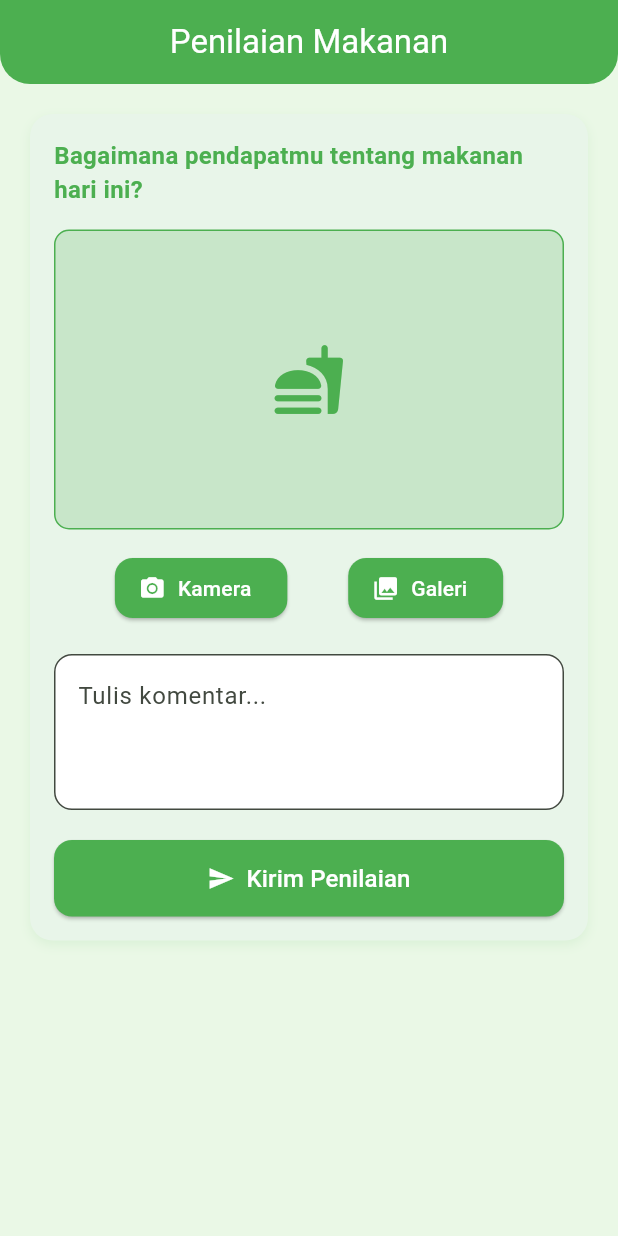
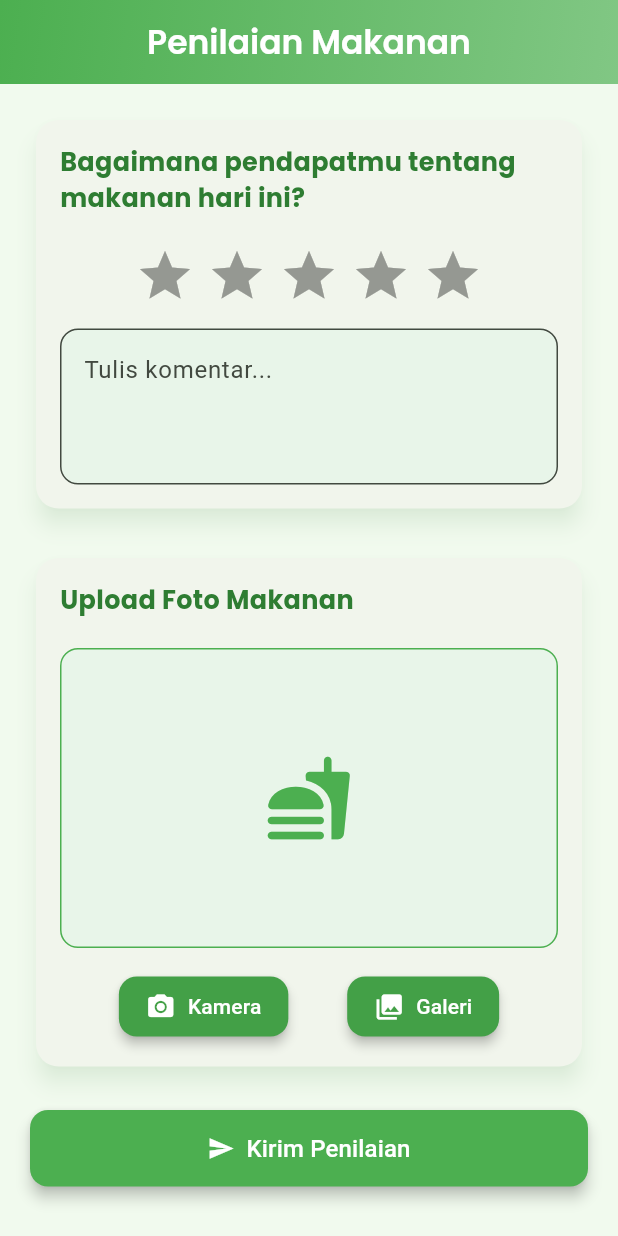
Before and after one commit to Afriyaniwulandari/UTS---Giziku, a Flutter app: the PenilaianPage screen opened directly with empty values, on a phone screen of 412 x 824 dp. Run offline on Flutter 3.47's test engine with Material 3 defaults, Android fonts, the phone set to English and light mode, and no system bars; drawn by our look-alikes of flutter_rating_bar; our stand-ins replace google_fonts, image_picker.

Commit message:
Melakukan penambahan dan pembaruan dependency pada file pubspec.yaml untuk mendukung fitur rating, pengambilan gambar, dan penggunaan font kustom.

```diff
--- a/lib/pages/penilaian_page.dart
+++ b/lib/pages/penilaian_page.dart
@@ -1,6 +1,8 @@
 import 'dart:io';
 import 'package:flutter/material.dart';
 import 'package:image_picker/image_picker.dart';
+import 'package:flutter_rating_bar/flutter_rating_bar.dart';
+import 'package:google_fonts/google_fonts.dart';
 
 class PenilaianPage extends StatefulWidget {
   final Function(Map<String, dynamic>) onKirim;
@@ -12,8 +14,9 @@ class PenilaianPage extends StatefulWidget {
 }
 
 class _PenilaianPageState extends State<PenilaianPage> {
-  final TextEditingController _hasilController = TextEditingController();
+  final TextEditingController _komentarController = TextEditingController();
   File? _gambar;
+  double _rating = 0;
   final ImagePicker _picker = ImagePicker();
 
   Future<void> _ambilGambar(ImageSource source) async {
@@ -22,24 +25,22 @@ class _PenilaianPageState extends State<PenilaianPage> {
       imageQuality: 80,
     );
     if (pickedFile != null) {
-      setState(() {
-        _gambar = File(pickedFile.path);
-      });
+      setState(() => _gambar = File(pickedFile.path));
     }
   }
 
   void _kirimPenilaian() {
-    if (_hasilController.text.isEmpty || _gambar == null) {
+    if (_rating == 0 || _gambar == null || _komentarController.text.isEmpty) {
       ScaffoldMessenger.of(context).showSnackBar(
         const SnackBar(
-          content: Text("Isi hasil dan pilih gambar terlebih dahulu!"),
+          content: Text("Lengkapi penilaian dan upload foto terlebih dahulu!"),
         ),
       );
       return;
     }
 
     final data = {
-      'hasil': _hasilController.text,
+      'hasil': "Rating: $_rating ⭐\nKomentar: ${_komentarController.text}",
       'gambar': _gambar!.path,
       'tanggal': DateTime.now().toString().substring(0, 16),
     };
@@ -47,24 +48,49 @@ class _PenilaianPageState extends State<PenilaianPage> {
     widget.onKirim(data);
 
     setState(() {
-      _hasilController.clear();
+      _rating = 0;
       _gambar = null;
+      _komentarController.clear();
     });
 
-    ScaffoldMessenger.of(context).showSnackBar(
-      const SnackBar(content: Text("Penilaian berhasil dikirim!")),
+    showDialog(
+      context: context,
+      builder: (_) => AlertDialog(
+        shape: RoundedRectangleBorder(borderRadius: BorderRadius.circular(15)),
+        title: const Text("🎉 Terima Kasih!"),
+        content: const Text("Penilaian kamu berhasil dikirim."),
+        actions: [
+          TextButton(
+            onPressed: () => Navigator.pop(context),
+            child: const Text("Tutup", style: TextStyle(color: Colors.green)),
+          ),
+        ],
+      ),
     );
   }
 
   @override
   Widget build(BuildContext context) {
     return Scaffold(
-      backgroundColor: const Color(0xFFEAF8E6),
+      backgroundColor: const Color(0xFFF1FAEE),
       appBar: AppBar(
-        title: const Text("Penilaian Makanan"),
+        title: Text(
+          "Penilaian Makanan",
+          style: GoogleFonts.poppins(
+            color: Colors.white,
+            fontWeight: FontWeight.w600,
+          ),
+        ),
         centerTitle: true,
-        backgroundColor: Colors.green,
-        foregroundColor: Colors.white,
+        flexibleSpace: Container(
+          decoration: const BoxDecoration(
+            gradient: LinearGradient(
+              colors: [Color(0xFF4CAF50), Color(0xFF81C784)],
+              begin: Alignment.topLeft,
+              end: Alignment.bottomRight,
+            ),
+          ),
+        ),
         shape: const RoundedRectangleBorder(
           borderRadius: BorderRadius.vertical(bottom: Radius.circular(20)),
         ),
@@ -73,35 +99,54 @@ class _PenilaianPageState extends State<PenilaianPage> {
         padding: const EdgeInsets.all(20),
         child: Column(
           children: [
-            Container(
-              decoration: BoxDecoration(
-                color: Colors.green[50],
-                borderRadius: BorderRadius.circular(15),
-                boxShadow: [
-                  BoxShadow(
-                    color: Colors.green.withOpacity(0.1),
-                    blurRadius: 6,
-                    offset: const Offset(0, 3),
+            _buildCard(
+              title: "Bagaimana pendapatmu tentang makanan hari ini?",
+              child: Column(
+                children: [
+                  const SizedBox(height: 10),
+                  RatingBar.builder(
+                    initialRating: 0,
+                    minRating: 1,
+                    allowHalfRating: true,
+                    itemCount: 5,
+                    itemPadding: const EdgeInsets.symmetric(horizontal: 4),
+                    itemBuilder: (_, __) =>
+                        const Icon(Icons.star, color: Colors.amber),
+                    onRatingUpdate: (rating) =>
+                        setState(() => _rating = rating),
+                  ),
+                  const SizedBox(height: 15),
+                  TextField(
+                    controller: _komentarController,
+                    maxLines: 3,
+                    decoration: InputDecoration(
+                      hintText: "Tulis komentar...",
+                      filled: true,
+                      fillColor: Colors.green[50],
+                      border: OutlineInputBorder(
+                        borderRadius: BorderRadius.circular(12),
+                        borderSide: const BorderSide(
+                          color: Colors.green,
+                          width: 1,
+                        ),
+                      ),
+                    ),
                   ),
                 ],
               ),
-              padding: const EdgeInsets.all(16),
+            ),
+            const SizedBox(height: 25),
+            _buildCard(
+              title: "Upload Foto Makanan",
               child: Column(
                 children: [
-                  const Text(
-                    "Bagaimana pendapatmu tentang makanan hari ini?",
-                    style: TextStyle(
-                      fontSize: 16,
-                      fontWeight: FontWeight.w600,
-                      color: Colors.green,
-                    ),
-                  ),
-                  const SizedBox(height: 15),
-
-                  // Gambar jika ada
-                  _gambar != null
+                  const SizedBox(height: 10),
+                  AnimatedSwitcher(
+                    duration: const Duration(milliseconds: 400),
+                    child: _gambar != null
                         ? ClipRRect(
-                          borderRadius: BorderRadius.circular(10),
+                            key: ValueKey(_gambar!.path),
+                            borderRadius: BorderRadius.circular(12),
                             child: Image.file(
                               _gambar!,
                               height: 200,
@@ -113,69 +158,33 @@ class _PenilaianPageState extends State<PenilaianPage> {
                             height: 200,
                             width: double.infinity,
                             decoration: BoxDecoration(
-                            color: Colors.green[100],
-                            borderRadius: BorderRadius.circular(10),
+                              color: Colors.green[50],
+                              borderRadius: BorderRadius.circular(12),
                               border: Border.all(color: Colors.green, width: 1),
                             ),
                             child: const Icon(
                               Icons.fastfood_rounded,
                               color: Colors.green,
-                            size: 50,
+                              size: 60,
                             ),
                           ),
-
+                  ),
                   const SizedBox(height: 15),
-
-                  // Tombol ambil gambar
                   Row(
                     mainAxisAlignment: MainAxisAlignment.spaceEvenly,
                     children: [
-                      ElevatedButton.icon(
-                        onPressed: () => _ambilGambar(ImageSource.camera),
-                        icon: const Icon(Icons.camera_alt),
-                        label: const Text("Kamera"),
-                        style: ElevatedButton.styleFrom(
-                          backgroundColor: Colors.green,
-                          foregroundColor: Colors.white,
-                          shape: RoundedRectangleBorder(
-                            borderRadius: BorderRadius.circular(12),
-                          ),
-                        ),
-                      ),
-                      ElevatedButton.icon(
-                        onPressed: () => _ambilGambar(ImageSource.gallery),
-                        icon: const Icon(Icons.photo_library),
-                        label: const Text("Galeri"),
-                        style: ElevatedButton.styleFrom(
-                          backgroundColor: Colors.green,
-                          foregroundColor: Colors.white,
-                          shape: RoundedRectangleBorder(
-                            borderRadius: BorderRadius.circular(12),
-                          ),
-                        ),
+                      _buildButton(Icons.camera_alt, "Kamera", () {
+                        _ambilGambar(ImageSource.camera);
+                      }),
+                      _buildButton(Icons.photo_library, "Galeri", () {
+                        _ambilGambar(ImageSource.gallery);
+                      }),
+                    ],
                   ),
                 ],
               ),
-
-                  const SizedBox(height: 20),
-
-                  // Kolom komentar
-                  TextField(
-                    controller: _hasilController,
-                    decoration: InputDecoration(
-                      hintText: "Tulis komentar...",
-                      filled: true,
-                      fillColor: Colors.white,
-                      border: OutlineInputBorder(
-                        borderRadius: BorderRadius.circular(12),
             ),
-                    ),
-                    maxLines: 3,
-                  ),
-
-                  const SizedBox(height: 20),
-
-                  // Tombol kirim
+            const SizedBox(height: 25),
             SizedBox(
               width: double.infinity,
               child: ElevatedButton.icon(
@@ -186,16 +195,14 @@ class _PenilaianPageState extends State<PenilaianPage> {
                   style: TextStyle(fontSize: 16),
                 ),
                 style: ElevatedButton.styleFrom(
-                        backgroundColor: Colors.green,
+                  backgroundColor: const Color(0xFF4CAF50),
                   foregroundColor: Colors.white,
                   padding: const EdgeInsets.symmetric(vertical: 14),
                   shape: RoundedRectangleBorder(
                     borderRadius: BorderRadius.circular(12),
                   ),
+                  elevation: 4,
                 ),
-                    ),
-                  ),
-                ],
               ),
             ),
           ],
@@ -203,4 +210,45 @@ class _PenilaianPageState extends State<PenilaianPage> {
       ),
     );
   }
+
+  Widget _buildCard({required String title, required Widget child}) {
+    return Card(
+      shape: RoundedRectangleBorder(borderRadius: BorderRadius.circular(15)),
+      elevation: 6,
+      shadowColor: Colors.green.withOpacity(0.2),
+      child: Padding(
+        padding: const EdgeInsets.all(16),
+        child: Column(
+          crossAxisAlignment: CrossAxisAlignment.start,
+          children: [
+            Text(
+              title,
+              style: GoogleFonts.poppins(
+                fontSize: 17,
+                fontWeight: FontWeight.bold,
+                color: Colors.green[800],
+              ),
+            ),
+            const SizedBox(height: 10),
+            child,
+          ],
+        ),
+      ),
+    );
   }
+
+  Widget _buildButton(IconData icon, String label, VoidCallback onTap) {
+    return ElevatedButton.icon(
+      onPressed: onTap,
+      icon: Icon(icon, size: 20),
+      label: Text(label),
+      style: ElevatedButton.styleFrom(
+        backgroundColor: Colors.green[600],
+        foregroundColor: Colors.white,
+        padding: const EdgeInsets.symmetric(horizontal: 18, vertical: 10),
+        shape: RoundedRectangleBorder(borderRadius: BorderRadius.circular(12)),
+        elevation: 3,
+      ),
+    );
+  }
+}
--- a/pubspec.yaml
+++ b/pubspec.yaml
@@ -11,8 +11,13 @@ dependencies:
   flutter:
     sdk: flutter
 
+  # Package tambahan
   image_picker: ^1.0.5
   shared_preferences: ^2.3.2
+  google_fonts: ^6.1.0
+  flutter_rating_bar: ^4.0.1
+
+  # Ikon bawaan Cupertino (iOS-style)
   cupertino_icons: ^1.0.8
 
 dev_dependencies:
```
Also changed, not shown: pubspec.lock, 1 other file. Lines whose indentation alone changed are shown as unchanged.
